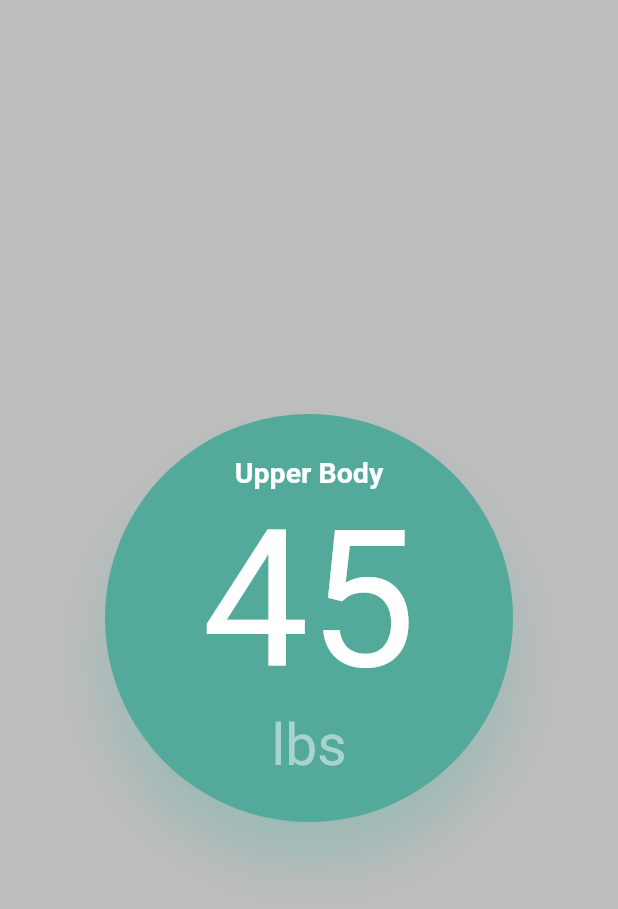
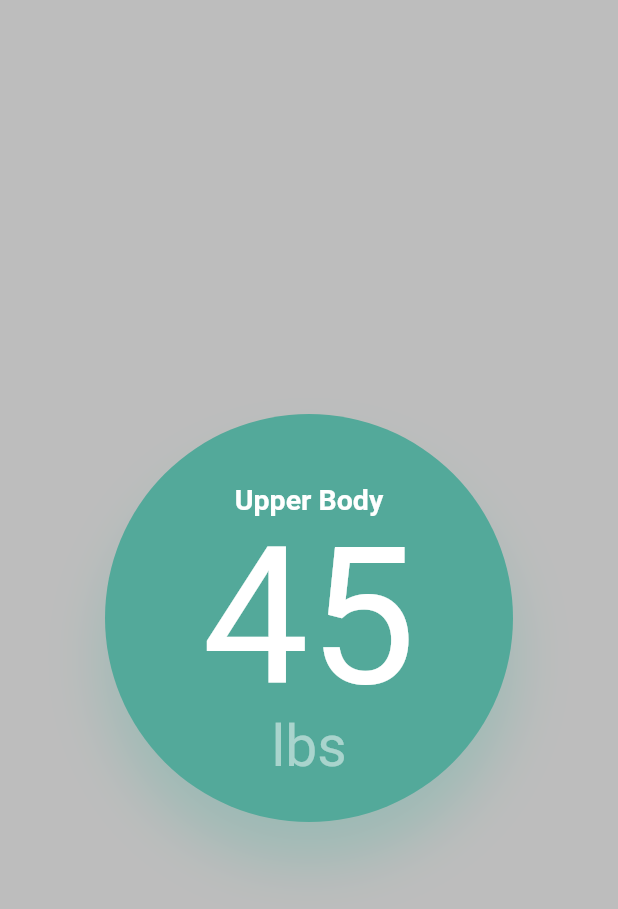
Before and after one commit to luggy-wuggy/tonal_project, a Flutter app: the screen it shows after launch, on a phone screen of 412 x 824 dp. Shown: the top 909 px of the screen. Run offline on Flutter 3.47's test engine with Material 2 defaults, Android fonts, the phone set to English and light mode, and no system bars; Roboto replaces fonts that are missing (Helvetica, League Gothic).

Commit message:
bubble UI refactor

```diff
--- a/tonal/lib/view/home.dart
+++ b/tonal/lib/view/home.dart
@@ -18,13 +18,26 @@ class Home extends StatelessWidget {
               height: bubbleDiameter,
               width: bubbleDiameter,
               decoration: bubbleBoxDecoration,
-              child: Column(
-                mainAxisAlignment: MainAxisAlignment.center,
-                crossAxisAlignment: CrossAxisAlignment.center,
+              child: Stack(
                 children: const [
-                  Text('Upper Body', style: labelTextStyle),
-                  Text('45', style: weightTextStyle),
-                  Text('lbs', style: unitTextStyle),
+                  Padding(
+                    padding: EdgeInsets.only(top: bubbleDiameter * 0.17),
+                    child: Align(
+                      alignment: Alignment.topCenter,
+                      child: Text('Upper Body', style: labelTextStyle),
+                    ),
+                  ),
+                  Align(
+                    alignment: Alignment.center,
+                    child: Text('45', style: weightTextStyle),
+                  ),
+                  Padding(
+                    padding: EdgeInsets.only(bottom: bubbleDiameter * 0.1),
+                    child: Align(
+                      alignment: Alignment.bottomCenter,
+                      child: Text('lbs', style: unitTextStyle),
+                    ),
+                  ),
                 ],
               ),
             ),
--- a/tonal/pubspec.yaml
+++ b/tonal/pubspec.yaml
@@ -59,9 +59,8 @@ flutter:
   uses-material-design: true
 
   # To add assets to your application, add an assets section, like this:
-  # assets:
-  #   - images/a_dot_burr.jpeg
-  #   - images/a_dot_ham.jpeg
+  assets:
+    - assets/
 
   # An image asset can refer to one or more resolution-specific "variants", see
   # https://flutter.dev/assets-and-images/#resolution-aware.
```
